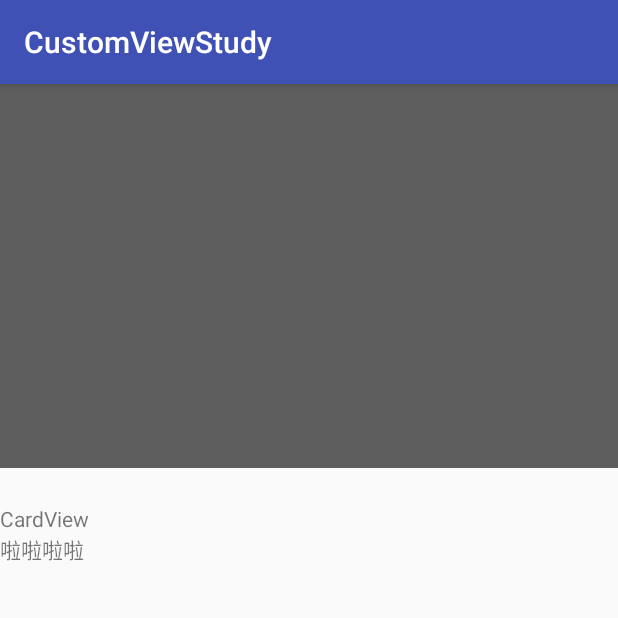
After one commit to xuzhiyong017/CustomViewStudy, an Android app: the AppBarLayoutActivity screen opened directly, with no data from a screen before it, on a phone screen of 412 x 824 dp, the top half of it. The commit adds this screen. Run offline under Robolectric (Android 15) with nearby library versions, the phone set to English and light mode, and no system bars.

```diff
--- a/app/src/main/AndroidManifest.xml
+++ b/app/src/main/AndroidManifest.xml
@@ -54,7 +54,9 @@
         <activity android:name=".activity.PaintActivity" />
         <activity android:name=".activity.ReversalSeekBarActivity" />
         <activity android:name=".activity.RxJavaActivity" />
-        <activity android:name=".activity.PileAvertViewActivity"></activity>
+        <activity android:name=".activity.PileAvertViewActivity" />
+        <activity android:name=".activity.LeakCanary.CenterActivity" />
+        <activity android:name=".activity.AppBarLayoutActivity"></activity>
     </application>
 
 </manifest>
--- /dev/null
+++ b/app/src/main/java/com/sky/customviewstudy/activity/AppBarLayoutActivity.java
@@ -0,0 +1,32 @@
+package com.sky.customviewstudy.activity;
+
+import android.support.design.widget.AppBarLayout;
+import android.support.v7.app.AppCompatActivity;
+import android.os.Bundle;
+import android.util.Log;
+import android.view.View;
+
+import com.sky.customviewstudy.R;
+
+public class AppBarLayoutActivity extends AppCompatActivity {
+
+    @Override
+    protected void onCreate(Bundle savedInstanceState) {
+        super.onCreate(savedInstanceState);
+        setContentView(R.layout.activity_app_bar_layout);
+
+        AppBarLayout appBarLayout = findViewById(R.id.appbar);
+        final View toolbar_title = findViewById(R.id.toolbar_title);
+        appBarLayout.addOnOffsetChangedListener(new AppBarLayout.OnOffsetChangedListener() {
+            @Override
+            public void onOffsetChanged(AppBarLayout appBarLayout, int verticalOffset) {
+                Log.d("AppBarLayoutActivity","offset="+verticalOffset);
+                if(verticalOffset < -100){
+                    toolbar_title.setVisibility(View.GONE);
+                }else{
+                    toolbar_title.setVisibility(View.VISIBLE);
+                }
+            }
+        });
+    }
+}
--- /dev/null
+++ b/app/src/main/res/layout/activity_app_bar_layout.xml
@@ -0,0 +1,102 @@
+<?xml version="1.0" encoding="utf-8"?>
+<android.support.design.widget.CoordinatorLayout xmlns:android="http://schemas.android.com/apk/res/android"
+    xmlns:app="http://schemas.android.com/apk/res-auto"
+    xmlns:tools="http://schemas.android.com/tools"
+    android:layout_width="match_parent"
+    android:layout_height="match_parent"
+    tools:context=".activity.AppBarLayoutActivity">
+
+    <android.support.design.widget.AppBarLayout
+        android:id="@+id/appbar"
+        android:layout_width="match_parent"
+        android:layout_height="256dp"
+        android:theme="@style/ThemeOverlay.AppCompat.Dark.ActionBar"
+        android:fitsSystemWindows="true">
+
+        <android.support.design.widget.CollapsingToolbarLayout
+            android:id="@+id/collapsing_toolbar"
+            android:layout_width="match_parent"
+            android:layout_height="match_parent"
+            app:layout_scrollFlags="scroll|exitUntilCollapsed"
+            android:fitsSystemWindows="true"
+            app:expandedTitleMarginStart="48dp"
+            app:expandedTitleMarginEnd="64dp">
+
+            <ImageView
+                android:id="@+id/backdrop"
+                android:layout_width="match_parent"
+                android:layout_height="match_parent"
+                android:scaleType="centerCrop"
+                android:fitsSystemWindows="true"
+                android:src="#5e5e5e"
+                app:layout_collapseMode="parallax"
+                />
+
+            <android.support.v7.widget.Toolbar
+                android:id="@+id/toolbar"
+                android:layout_width="match_parent"
+                android:layout_height="23dp"
+                app:popupTheme="@style/ThemeOverlay.AppCompat.Light"
+                app:layout_collapseMode="pin" >
+
+                <android.support.constraint.ConstraintLayout
+                    android:id="@+id/head_Layout"
+                    android:layout_width="match_parent"
+                    android:layout_height="wrap_content"
+                    android:background="#00ffffff">
+
+                <TextView
+                    android:id="@+id/toolbar_title"
+                    android:layout_width="wrap_content"
+                    android:layout_height="wrap_content"
+                    android:textColor="#000000"
+                    android:textSize="22sp"
+                    app:layout_constraintTop_toTopOf="parent"
+                    app:layout_constraintStart_toStartOf="parent"
+                    app:layout_constraintEnd_toEndOf="parent"
+                    app:layout_constraintBottom_toBottomOf="parent"
+                    />
+                </android.support.constraint.ConstraintLayout>
+            </android.support.v7.widget.Toolbar>
+
+        </android.support.design.widget.CollapsingToolbarLayout>
+
+    </android.support.design.widget.AppBarLayout>
+
+    <android.support.v4.widget.NestedScrollView
+        android:layout_width="match_parent"
+        android:layout_height="match_parent"
+        app:layout_behavior="@string/appbar_scrolling_view_behavior">
+
+        <LinearLayout
+            android:layout_width="match_parent"
+            android:layout_height="match_parent"
+            android:orientation="vertical"
+            android:paddingTop="24dp">
+
+
+                <LinearLayout
+                    android:orientation="vertical"
+                    android:layout_width="match_parent"
+                    android:layout_height="wrap_content">
+
+                    <TextView
+                        android:layout_width="match_parent"
+                        android:layout_height="wrap_content"
+                        android:text="CardView"
+                        />
+
+                    <TextView
+                        android:layout_width="match_parent"
+                        android:layout_height="wrap_content"
+                        android:text="啦啦啦啦" />
+
+                </LinearLayout>
+
+
+        </LinearLayout>
+
+    </android.support.v4.widget.NestedScrollView>
+
+
+</android.support.design.widget.CoordinatorLayout>
```
Also changed, not shown: app/build.gradle (+5 -4 lines), app/src/main/java/com/sky/customviewstudy/App.java (+8 -0 lines), app/src/main/java/com/sky/customviewstudy/MainActivity.java (+10 -0 lines), app/src/main/java/com/sky/customviewstudy/activity/LeakCanary/CenterActivity.java (added, +23 -0 lines), app/src/main/java/com/sky/customviewstudy/utils/SingleInstance.java (added, +35 -0 lines), app/src/main/res/layout/activity_center.xml (added, +14 -0 lines), app/src/main/res/layout/activity_main.xml (+13 -0 lines), mylibrary/src/main/java/com/example/mylibrary/JavaTest.java (+26 -2 lines).
